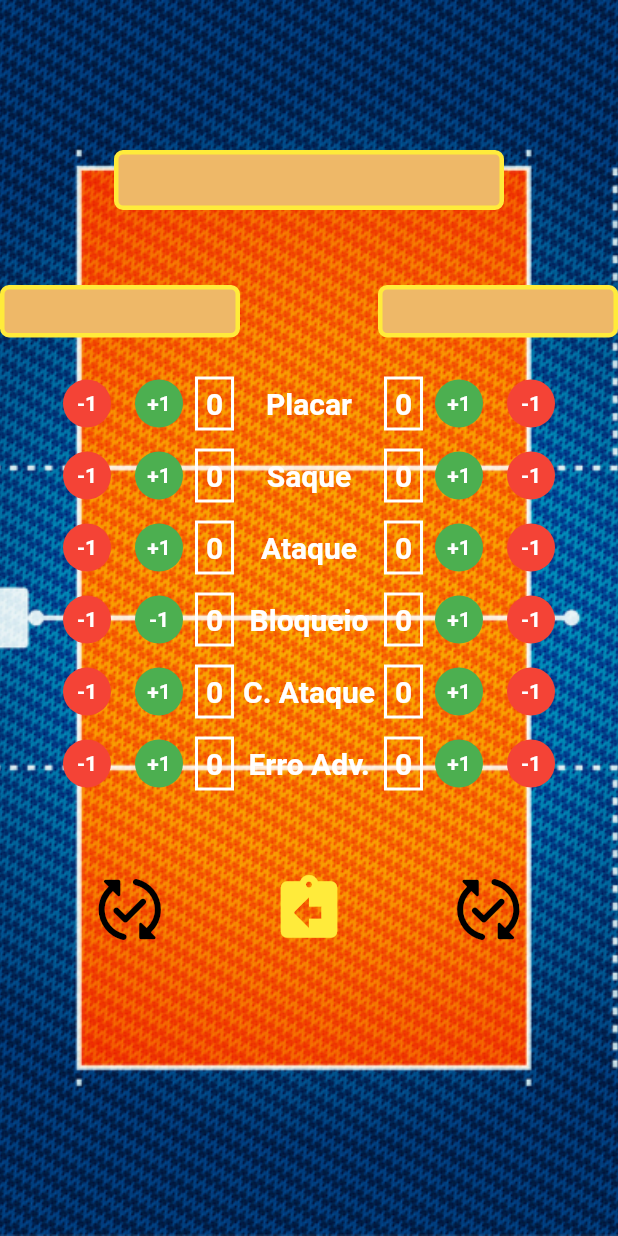
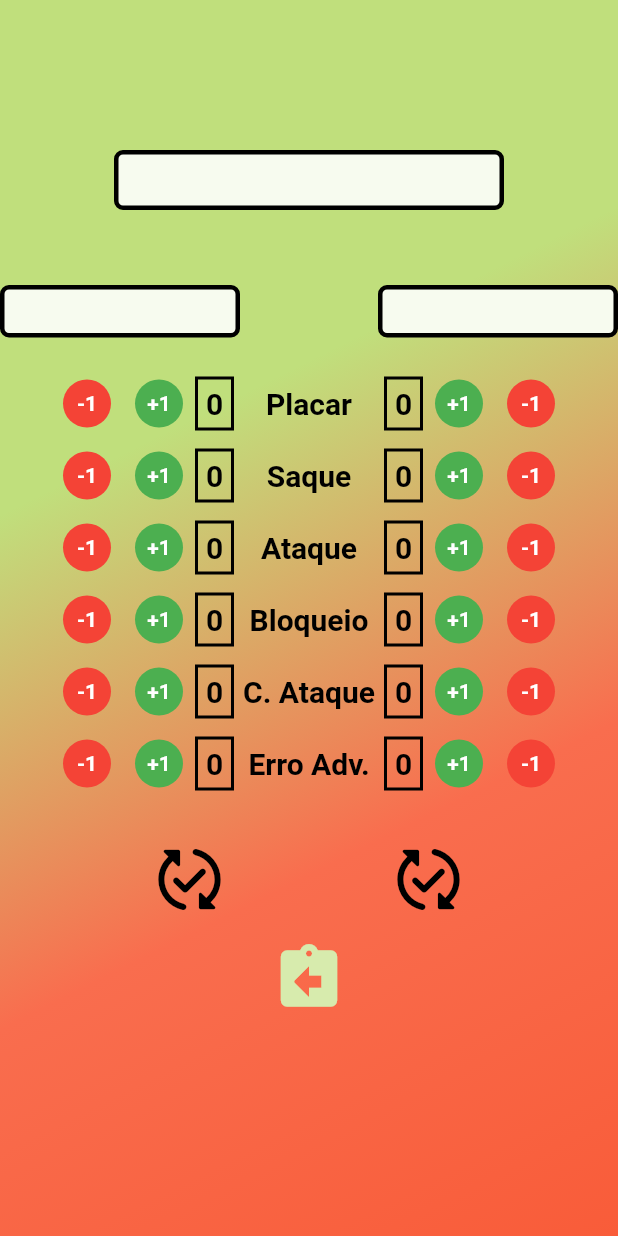
Before and after one commit to GabsJungles/volley_numbers, a Flutter app: the screen it shows after launch, after a tap on the "task alt" icon, on a phone screen of 412 x 824 dp. Run offline on Flutter 3.47's test engine with Material 2 defaults, Android fonts, the phone set to English and light mode, and no system bars; our stand-ins replace animated_text_kit, google_fonts; Roboto replaces fonts that are missing (Handlee).

Commit message:
Fix Pages
Changes_in_home_page_and_second_page

```diff
--- a/lib/app_widget.dart
+++ b/lib/app_widget.dart
@@ -1,6 +1,6 @@
 import 'package:flutter/material.dart';
 
-import 'home_page.dart';
+import 'pages/home_page.dart';
 
 class MyApp extends StatelessWidget {
   const MyApp({Key? key}) : super(key: key);
--- a/lib/home_page.dart
+++ b/lib/pages/home_page.dart
@@ -3,7 +3,7 @@ import 'dart:ui';
 import 'package:animated_text_kit/animated_text_kit.dart';
 import 'package:flutter/material.dart';
 import 'package:google_fonts/google_fonts.dart';
-import 'package:volley_numbers/secondpage.dart';
+import 'package:volley_numbers/pages/secondpage.dart';
 
 class MyHomePage extends StatefulWidget {
   const MyHomePage({Key? key, required this.title}) : super(key: key);
@@ -23,10 +23,15 @@ class _MyHomePageState extends State<MyHomePage> {
   Widget build(BuildContext context) {
     return Container(
       decoration: const BoxDecoration(
-          image: DecorationImage(
-              opacity: 90,
-              image: AssetImage("lib/images/wallpaper.final.png"),
-              fit: BoxFit.cover)),
+          gradient: LinearGradient(
+              begin: Alignment.topLeft,
+              end: Alignment.bottomRight,
+              colors: <Color>[
+            Color(0xFFC0DF7C),
+            Color(0xFFC0DF7C),
+            Color(0xFFF96D4E),
+            Color(0xFFF95C39)
+          ])),
       child: Scaffold(
         backgroundColor: Colors.transparent,
         body: SingleChildScrollView(
@@ -53,13 +58,12 @@ class _MyHomePageState extends State<MyHomePage> {
                       fontSize: 50,
                       fontWeight: FontWeight.bold,
                       fontFamily: GoogleFonts.handlee().fontFamily,
-                      color: Colors.yellow,
+                      color: Colors.black,
                     ),
                     child: AnimatedTextKit(
                       animatedTexts: [
                         TypewriterAnimatedText('Volley Numbers',
                             speed: const Duration(milliseconds: 250)),
-
                       ],
                     ),
                   ),
@@ -68,25 +72,37 @@ class _MyHomePageState extends State<MyHomePage> {
                     padding:
                         const EdgeInsets.symmetric(horizontal: 8, vertical: 16),
                     child: TextField(
+                        cursorColor: Colors.black,
                         controller: competitionName,
-                        decoration: const InputDecoration(
+                        decoration: InputDecoration(
+                          labelStyle: TextStyle(
+                            fontSize: 18,
+                            color: Colors.black,
+                            fontWeight: FontWeight.bold,
+                            fontFamily: GoogleFonts.handlee().fontFamily,
+                          ),
                           hintStyle: TextStyle(
-                            color: Colors.white
+                            fontSize: 18,
+                            color: Colors.black,
+                            fontWeight: FontWeight.bold,
+                            fontFamily: GoogleFonts.handlee().fontFamily,
                           ),
-                          border: OutlineInputBorder(
-                          ),
+                          border: OutlineInputBorder(),
                           hintText: 'Nome da Competição',
-
                         ))),
                 Padding(
                   padding:
                       const EdgeInsets.symmetric(horizontal: 8, vertical: 16),
                   child: TextField(
+                    cursorColor: Colors.black,
                     controller: teamA,
-                    decoration: const InputDecoration(
+                    decoration: InputDecoration(
                       hintStyle: TextStyle(
-                            color: Colors.white
-                          ),
+                        fontSize: 18,
+                        color: Colors.black,
+                        fontWeight: FontWeight.bold,
+                        fontFamily: GoogleFonts.handlee().fontFamily,
+                      ),
                       border: OutlineInputBorder(),
                       hintText: 'Nome da Equipe/Atleta A',
                     ),
@@ -96,11 +112,15 @@ class _MyHomePageState extends State<MyHomePage> {
                   padding:
                       const EdgeInsets.symmetric(horizontal: 8, vertical: 16),
                   child: TextField(
+                    cursorColor: Colors.black,
                     controller: teamB,
-                    decoration: const InputDecoration(
+                    decoration: InputDecoration(
                       hintStyle: TextStyle(
-                            color: Colors.white
-                          ),
+                        fontSize: 18,
+                        color: Colors.black,
+                        fontWeight: FontWeight.bold,
+                        fontFamily: GoogleFonts.handlee().fontFamily,
+                      ),
                       border: OutlineInputBorder(),
                       hintText: 'Nome da Equipe/Atleta B',
                     ),
@@ -112,7 +132,7 @@ class _MyHomePageState extends State<MyHomePage> {
                 IconButton(
                     icon: const Icon(Icons.task_alt_rounded),
                     iconSize: 60,
-                    color: Colors.green,
+                    color: Color(0XFFD7EBAD),
                     onPressed: () {
                       Navigator.push(
                           context,
--- a/lib/secondpage.dart
+++ b/lib/pages/secondpage.dart
@@ -46,8 +46,8 @@ class _SecondPageState extends State<SecondPage> {
     firtsTeamBlock = 0;
     firtsTeamTransition = 0;
     firtsTeamError = 0;
+  }
 
-  }
   void resetSecondTeamPoints() {
     secondTeamService = 0;
     secondTeamScore = 0;
@@ -62,14 +62,17 @@ class _SecondPageState extends State<SecondPage> {
     return SafeArea(
         child: Container(
             decoration: const BoxDecoration(
-
-              image: DecorationImage(
-                  image: AssetImage("lib/images/quadra.volei.final.jpeg"),
-                  opacity: 90,
-                  fit: BoxFit.cover),
-            ),
+                gradient: LinearGradient(
+                    begin: Alignment.topLeft,
+                    end: Alignment.bottomRight,
+                    colors: <Color>[
+                  Color(0xFFC0DF7C),
+                  Color(0xFFC0DF7C),
+                  Color(0xFFF96D4E),
+                  Color(0xFFF95C39)
+                ])),
             child: Scaffold(
-                backgroundColor:Colors.transparent,
+                backgroundColor: Colors.transparent,
                 body: Column(children: <Widget>[
                   const SizedBox(
                     height: 100,
@@ -78,9 +81,9 @@ class _SecondPageState extends State<SecondPage> {
                     height: 40,
                     width: 260,
                     decoration: BoxDecoration(
-                      color: const Color(0xFFEEB868),
+                      color: const Color(0xFFF7FBEF),
                       border: Border.all(
-                        color: Colors.yellow,
+                        color: Colors.black,
                         width: 3,
                       ),
                       borderRadius: BorderRadius.circular(6),
@@ -108,9 +111,9 @@ class _SecondPageState extends State<SecondPage> {
                             height: 35,
                             width: 160,
                             decoration: BoxDecoration(
-                              color: const Color(0xFFEEB868),
+                              color: const Color(0xFFF7FBEF),
                               border: Border.all(
-                                color: Colors.yellow,
+                                color: Colors.black,
                                 width: 3,
                               ),
                               borderRadius: BorderRadius.circular(6),
@@ -137,9 +140,9 @@ class _SecondPageState extends State<SecondPage> {
                             height: 35,
                             width: 160,
                             decoration: BoxDecoration(
-                              color: const Color(0xFFEEB868),
+                              color: const Color(0xFFF7FBEF),
                               border: Border.all(
-                                color: Colors.yellow,
+                                color: Colors.black,
                                 width: 3,
                               ),
                               borderRadius: BorderRadius.circular(6),
@@ -215,7 +218,7 @@ class _SecondPageState extends State<SecondPage> {
                         decoration: BoxDecoration(
                           shape: BoxShape.rectangle,
                           border: Border.all(
-                            color: Colors.white,
+                            color: Colors.black,
                             width: 2,
                           ),
                         ),
@@ -226,7 +229,7 @@ class _SecondPageState extends State<SecondPage> {
                             fontSize: 20,
                             fontWeight: FontWeight.bold,
                             fontFamily: GoogleFonts.handlee().fontFamily,
-                            color: Colors.white,
+                            color: Colors.black,
                           ),
                         ),
                       ),
@@ -239,7 +242,7 @@ class _SecondPageState extends State<SecondPage> {
                             fontSize: 20,
                             fontWeight: FontWeight.bold,
                             fontFamily: GoogleFonts.handlee().fontFamily,
-                            color: Colors.white,
+                            color: Colors.black,
                           ),
                         ),
                       ),
@@ -250,7 +253,7 @@ class _SecondPageState extends State<SecondPage> {
                         decoration: BoxDecoration(
                           shape: BoxShape.rectangle,
                           border: Border.all(
-                            color: Colors.white,
+                            color: Colors.black,
                             width: 2,
                           ),
                         ),
@@ -261,7 +264,7 @@ class _SecondPageState extends State<SecondPage> {
                             fontSize: 20,
                             fontWeight: FontWeight.bold,
                             fontFamily: GoogleFonts.handlee().fontFamily,
-                            color: Colors.white,
+                            color: Colors.black,
                           ),
                         ),
                       ),
@@ -365,7 +368,7 @@ class _SecondPageState extends State<SecondPage> {
                         decoration: BoxDecoration(
                           shape: BoxShape.rectangle,
                           border: Border.all(
-                            color: Colors.white,
+                            color: Colors.black,
                             width: 2,
                           ),
                         ),
@@ -376,7 +379,7 @@ class _SecondPageState extends State<SecondPage> {
                             fontSize: 20,
                             fontWeight: FontWeight.bold,
                             fontFamily: GoogleFonts.handlee().fontFamily,
-                            color: Colors.white,
+                            color: Colors.black,
                           ),
                         ),
                       ),
@@ -389,7 +392,7 @@ class _SecondPageState extends State<SecondPage> {
                             fontSize: 20,
                             fontWeight: FontWeight.bold,
                             fontFamily: GoogleFonts.handlee().fontFamily,
-                            color: Colors.white,
+                            color: Colors.black,
                           ),
                         ),
                       ),
@@ -400,7 +403,7 @@ class _SecondPageState extends State<SecondPage> {
                         decoration: BoxDecoration(
                           shape: BoxShape.rectangle,
                           border: Border.all(
-                            color: Colors.white,
+                            color: Colors.black,
                             width: 2,
                           ),
                         ),
@@ -411,7 +414,7 @@ class _SecondPageState extends State<SecondPage> {
                             fontSize: 20,
                             fontWeight: FontWeight.bold,
                             fontFamily: GoogleFonts.handlee().fontFamily,
-                            color: Colors.white,
+                            color: Colors.black,
                           ),
                         ),
                       ),
@@ -515,7 +518,7 @@ class _SecondPageState extends State<SecondPage> {
                         decoration: BoxDecoration(
                           shape: BoxShape.rectangle,
                           border: Border.all(
-                            color: Colors.white,
+                            color: Colors.black,
                             width: 2,
                           ),
                         ),
@@ -526,7 +529,7 @@ class _SecondPageState extends State<SecondPage> {
                             fontSize: 20,
                             fontWeight: FontWeight.bold,
                             fontFamily: GoogleFonts.handlee().fontFamily,
-                            color: Colors.white,
+                            color: Colors.black,
                           ),
                         ),
                       ),
@@ -539,7 +542,7 @@ class _SecondPageState extends State<SecondPage> {
                             fontSize: 20,
                             fontWeight: FontWeight.bold,
                             fontFamily: GoogleFonts.handlee().fontFamily,
-                            color: Colors.white,
+                            color: Colors.black,
                           ),
                         ),
                       ),
@@ -550,7 +553,7 @@ class _SecondPageState extends State<SecondPage> {
                         decoration: BoxDecoration(
                           shape: BoxShape.rectangle,
                           border: Border.all(
-                            color: Colors.white,
+                            color: Colors.black,
                             width: 2,
                           ),
                         ),
@@ -561,7 +564,7 @@ class _SecondPageState extends State<SecondPage> {
                             fontSize: 20,
                             fontWeight: FontWeight.bold,
                             fontFamily: GoogleFonts.handlee().fontFamily,
-                            color: Colors.white,
+                            color: Colors.black,
                           ),
                         ),
                       ),
@@ -650,7 +653,7 @@ class _SecondPageState extends State<SecondPage> {
                           ),
                           child: const Center(
                             child: Text(
-                              "-1",
+                              "+1",
                               style: TextStyle(
                                   color: Colors.white,
                                   fontWeight: FontWeight.bold),
@@ -665,7 +668,7 @@ class _SecondPageState extends State<SecondPage> {
                         decoration: BoxDecoration(
                           shape: BoxShape.rectangle,
                           border: Border.all(
-                            color: Colors.white,
+                            color: Colors.black,
                             width: 2,
                           ),
                         ),
@@ -676,7 +679,7 @@ class _SecondPageState extends State<SecondPage> {
                             fontSize: 20,
                             fontWeight: FontWeight.bold,
                             fontFamily: GoogleFonts.handlee().fontFamily,
-                            color: Colors.white,
+                            color: Colors.black,
                           ),
                         ),
                       ),
@@ -689,7 +692,7 @@ class _SecondPageState extends State<SecondPage> {
                             fontSize: 20,
                             fontWeight: FontWeight.bold,
                             fontFamily: GoogleFonts.handlee().fontFamily,
-                            color: Colors.white,
+                            color: Colors.black,
                           ),
                         ),
                       ),
@@ -700,7 +703,7 @@ class _SecondPageState extends State<SecondPage> {
                         decoration: BoxDecoration(
                           shape: BoxShape.rectangle,
                           border: Border.all(
-                            color: Colors.white,
+                            color: Colors.black,
                             width: 2,
                           ),
                         ),
@@ -711,7 +714,7 @@ class _SecondPageState extends State<SecondPage> {
                             fontSize: 20,
                             fontWeight: FontWeight.bold,
                             fontFamily: GoogleFonts.handlee().fontFamily,
-                            color: Colors.white,
+                            color: Colors.black,
                           ),
                         ),
                       ),
@@ -815,7 +818,7 @@ class _SecondPageState extends State<SecondPage> {
                         decoration: BoxDecoration(
                           shape: BoxShape.rectangle,
                           border: Border.all(
-                            color: Colors.white,
+                            color: Colors.black,
                             width: 2,
                           ),
                         ),
@@ -826,7 +829,7 @@ class _SecondPageState extends State<SecondPage> {
                             fontSize: 20,
                             fontWeight: FontWeight.bold,
                             fontFamily: GoogleFonts.handlee().fontFamily,
-                            color: Colors.white,
+                            color: Colors.black,
                           ),
                         ),
                       ),
@@ -839,7 +842,7 @@ class _SecondPageState extends State<SecondPage> {
                             fontSize: 20,
                             fontWeight: FontWeight.bold,
                             fontFamily: GoogleFonts.handlee().fontFamily,
-                            color: Colors.white,
+                            color: Colors.black,
                           ),
                         ),
                       ),
@@ -850,7 +853,7 @@ class _SecondPageState extends State<SecondPage> {
                         decoration: BoxDecoration(
                           shape: BoxShape.rectangle,
                           border: Border.all(
-                            color: Colors.white,
+                            color: Colors.black,
                             width: 2,
                           ),
                         ),
@@ -861,7 +864,7 @@ class _SecondPageState extends State<SecondPage> {
                             fontSize: 20,
                             fontWeight: FontWeight.bold,
                             fontFamily: GoogleFonts.handlee().fontFamily,
-                            color: Colors.white,
+                            color: Colors.black,
                           ),
                         ),
                       ),
@@ -965,7 +968,7 @@ class _SecondPageState extends State<SecondPage> {
                         decoration: BoxDecoration(
                           shape: BoxShape.rectangle,
                           border: Border.all(
-                            color: Colors.white,
+                            color: Colors.black,
                             width: 2,
                           ),
                         ),
@@ -976,7 +979,7 @@ class _SecondPageState extends State<SecondPage> {
                             fontSize: 20,
                             fontWeight: FontWeight.bold,
                             fontFamily: GoogleFonts.handlee().fontFamily,
-                            color: Colors.white,
+                            color: Colors.black,
                           ),
                         ),
                       ),
@@ -989,7 +992,7 @@ class _SecondPageState extends State<SecondPage> {
                             fontSize: 20,
                             fontWeight: FontWeight.bold,
                             fontFamily: GoogleFonts.handlee().fontFamily,
-                            color: Colors.white,
+                            color: Colors.black,
                           ),
                         ),
                       ),
@@ -1000,7 +1003,7 @@ class _SecondPageState extends State<SecondPage> {
                         decoration: BoxDecoration(
                           shape: BoxShape.rectangle,
                           border: Border.all(
-                            color: Colors.white,
+                            color: Colors.black,
                             width: 2,
                           ),
                         ),
@@ -1011,7 +1014,7 @@ class _SecondPageState extends State<SecondPage> {
                             fontSize: 20,
                             fontWeight: FontWeight.bold,
                             fontFamily: GoogleFonts.handlee().fontFamily,
-                            color: Colors.white,
+                            color: Colors.black,
                           ),
                         ),
                       ),
@@ -1062,7 +1065,7 @@ class _SecondPageState extends State<SecondPage> {
                     ],
                   ),
                   const SizedBox(
-                    height: 40,
+                    height: 20,
                   ),
                   Row(
                     mainAxisAlignment: MainAxisAlignment.spaceEvenly,
@@ -1078,14 +1081,6 @@ class _SecondPageState extends State<SecondPage> {
                         },
                       ),
                       IconButton(
-                        icon: const Icon(Icons.assignment_return_rounded),
-                        iconSize: 50,
-                        color: Colors.yellow,
-                        onPressed: () {
-                          Navigator.pop(context);
-                        },
-                      ),
-                      IconButton(
                         icon: const Icon(Icons.published_with_changes_rounded),
                         iconSize: 50,
                         color: Colors.black,
@@ -1097,6 +1092,20 @@ class _SecondPageState extends State<SecondPage> {
                       )
                     ],
                   ),
+                  Row(
+                    mainAxisAlignment: MainAxisAlignment.center,
+                    crossAxisAlignment: CrossAxisAlignment.center,
+                    children: [
+                      IconButton(
+                        icon: const Icon(Icons.assignment_return_rounded),
+                        iconSize: 50,
+                        color: Color(0XFFD7EBAD),
+                        onPressed: () {
+                          Navigator.pop(context);
+                        },
+                      ),
+                    ],
+                  )
                 ]))));
   }
 }
```
Also changed, not shown: pubspec.lock, 1 other file.
